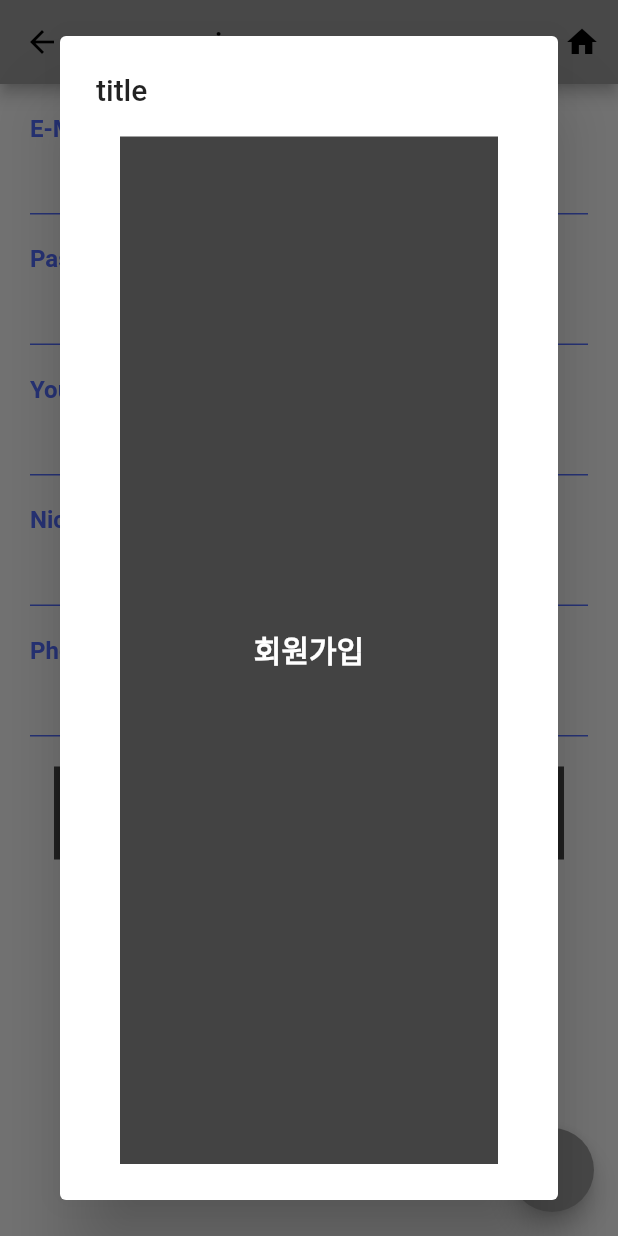
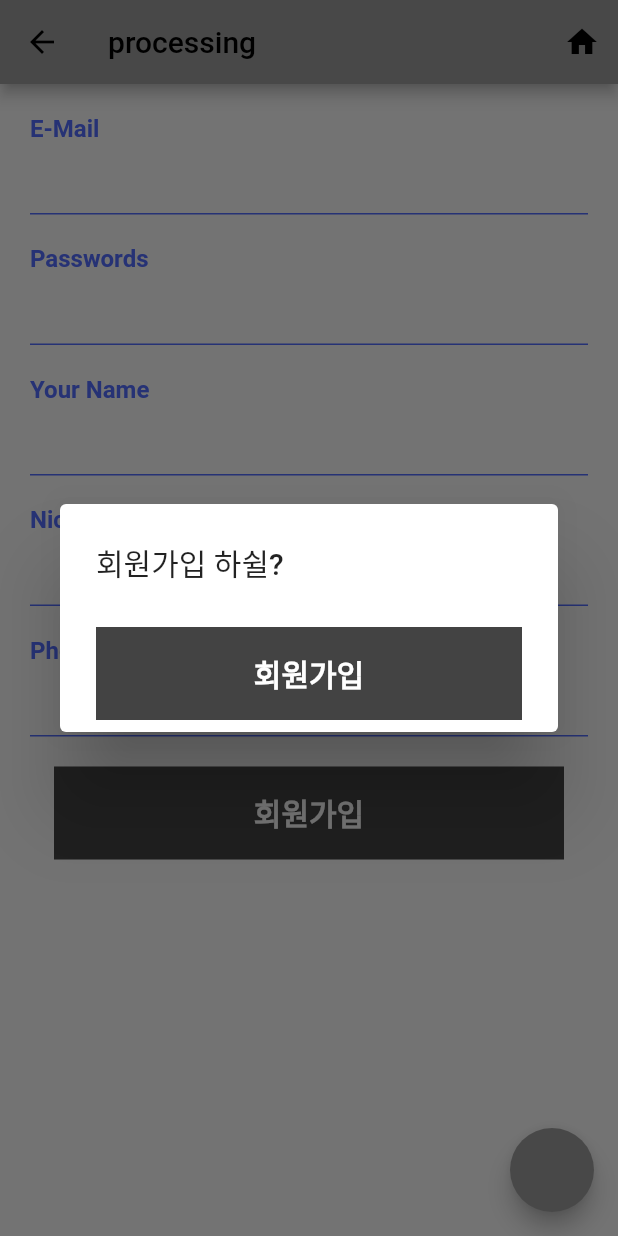
Before and after one commit to S-Soo100/flutter_toy_projects, a Flutter app: the DioSignUpHome screen opened by its route, after a tap on "회원가입", on a phone screen of 412 x 824 dp. Run offline on Flutter 3.47's test engine with Material 2 defaults, Android fonts, the phone set to English and light mode, and no system bars; our stand-ins replace dio.

Commit message:
Dio practice3_2

```diff
--- a/lib/screen/dio_sign_up.dart
+++ b/lib/screen/dio_sign_up.dart
@@ -104,11 +104,13 @@ class _DioSignUpHomeState extends State<DioSignUpHome> {
         context: context,
         builder: (BuildContext context) {
           return AlertDialog(
-            title: Text('title'),
-            content: ButtonBoxWidget(
+            title: const Text('회원가입 하쉴?'),
+            actions: [ButtonBoxWidget(
               buttonName: '회원가입',
-              onPressed: () => {submit()},
-            ),
+              onPressed: (){
+              Navigator.of(context).pop();
+              submit();},
+            ),]
           );
         });
   }
```
